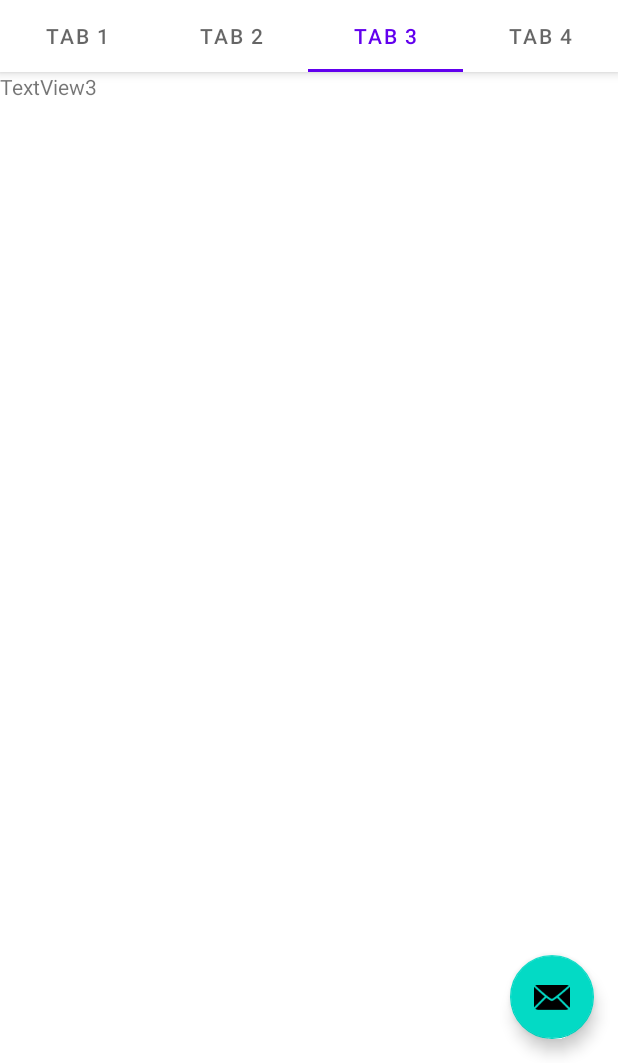
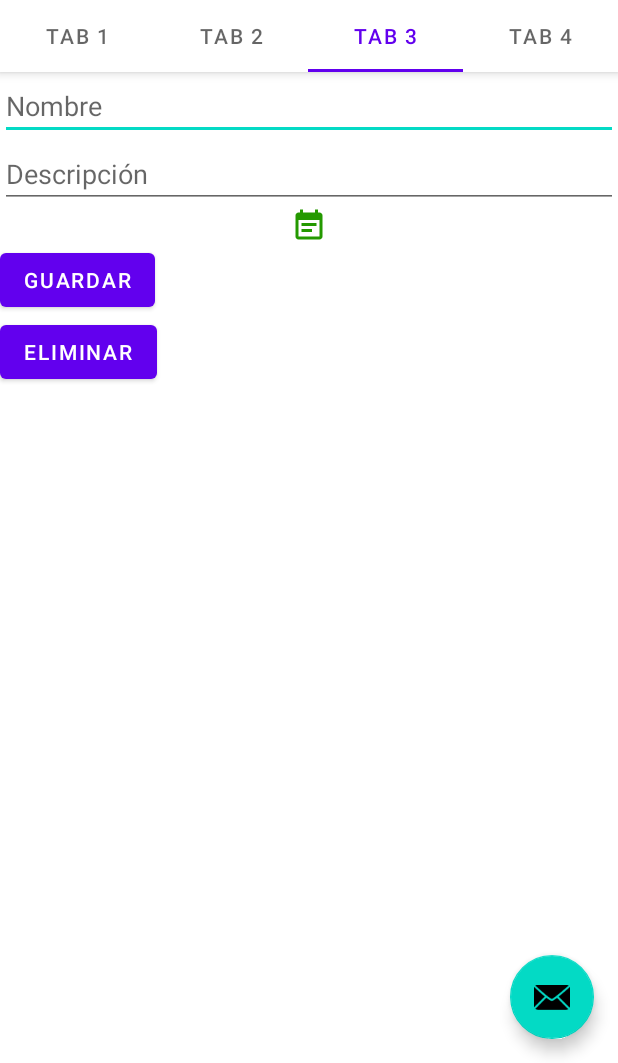
Before and after one commit to Braki8/AppBDSqlite, an Android app: the screen it shows after launch (MainActivity), tab 3 chosen, on a phone screen of 412 x 824 dp, the part 173-1236 px from its top. Run offline under Robolectric (Android 15) with nearby library versions, the phone set to English and light mode, and no system bars.

Commit message:
En esta version se se muestra la lista con mis imagenes

```diff
--- a/app/src/main/java/com/example/tabs9/BaseDatos.java
+++ b/app/src/main/java/com/example/tabs9/BaseDatos.java
@@ -6,25 +6,22 @@ import android.database.sqlite.SQLiteOpenHelper;
 
 import androidx.annotation.Nullable;
 
-public class BaseDatos  extends SQLiteOpenHelper {
+public class BaseDatos extends SQLiteOpenHelper {
 
-    String crear = "Create table cliente(id integer primary key autoincrement, nombre text)";
+    String crear = "CREATE TABLE cliente(id INTEGER PRIMARY KEY AUTOINCREMENT, nombre TEXT, descripcion TEXT, imagen BLOB)";
 
-    public BaseDatos(Context context, String name,  SQLiteDatabase.CursorFactory factory, int version) {
+    public BaseDatos(Context context, String name, SQLiteDatabase.CursorFactory factory, int version) {
         super(context, name, factory, version);
     }
 
     @Override
     public void onCreate(SQLiteDatabase db) {
         db.execSQL(crear);
-
     }
 
     @Override
     public void onUpgrade(SQLiteDatabase db, int oldVersion, int newVersion) {
-        db.execSQL("Drop table if exists cliente");
+        db.execSQL("DROP TABLE IF EXISTS cliente");
         db.execSQL(crear);
-
-
     }
 }
--- /dev/null
+++ b/app/src/main/java/com/example/tabs9/CustomAdapter.java
@@ -0,0 +1,63 @@
+package com.example.tabs9;
+
+import android.content.Context;
+import android.graphics.Bitmap;
+import android.graphics.BitmapFactory;
+import android.view.LayoutInflater;
+import android.view.View;
+import android.view.ViewGroup;
+import android.widget.ImageView;
+import android.widget.TextView;
+
+import androidx.annotation.NonNull;
+import androidx.recyclerview.widget.RecyclerView;
+
+import java.util.List;
+
+public class CustomAdapter extends RecyclerView.Adapter<CustomAdapter.ViewHolder> {
+
+    private Context context;
+    private List<Cliente> clienteList;
+
+    public CustomAdapter(Context context, List<Cliente> clienteList) {
+        this.context = context;
+        this.clienteList = clienteList;
+    }
+
+    @NonNull
+    @Override
+    public ViewHolder onCreateViewHolder(@NonNull ViewGroup parent, int viewType) {
+        View view = LayoutInflater.from(context).inflate(R.layout.item_row, parent, false);
+        return new ViewHolder(view);
+    }
+
+    @Override
+    public void onBindViewHolder(@NonNull ViewHolder holder, int position) {
+        Cliente cliente = clienteList.get(position);
+
+        holder.tvNombre.setText(cliente.getNombre());
+        holder.tvDescripcion.setText(cliente.getDescripcion());
+
+        byte[] imagenBytes = cliente.getImagen();
+        Bitmap imagen = BitmapFactory.decodeByteArray(imagenBytes, 0, imagenBytes.length);
+        holder.imgPreview.setImageBitmap(imagen);
+    }
+
+    @Override
+    public int getItemCount() {
+        return clienteList.size();
+    }
+
+    public class ViewHolder extends RecyclerView.ViewHolder {
+        TextView tvNombre;
+        TextView tvDescripcion;
+        ImageView imgPreview;
+
+        public ViewHolder(@NonNull View itemView) {
+            super(itemView);
+            tvNombre = itemView.findViewById(R.id.tvNombre);
+            tvDescripcion = itemView.findViewById(R.id.tvDescripcion);
+            imgPreview = itemView.findViewById(R.id.imgPreview);
+        }
+    }
+}
--- a/app/src/main/java/com/example/tabs9/tab2.java
+++ b/app/src/main/java/com/example/tabs9/tab2.java
@@ -2,45 +2,72 @@ package com.example.tabs9;
 
 import android.database.Cursor;
 import android.database.sqlite.SQLiteDatabase;
+import android.graphics.Bitmap;
+import android.graphics.BitmapFactory;
 import android.os.Bundle;
 import android.view.LayoutInflater;
 import android.view.View;
 import android.view.ViewGroup;
 import android.widget.EditText;
+import android.widget.ImageView;
+import android.widget.LinearLayout;
 import android.widget.TextView;
 
 import androidx.annotation.NonNull;
 import androidx.annotation.Nullable;
 import androidx.fragment.app.Fragment;
+import androidx.recyclerview.widget.LinearLayoutManager;
+import androidx.recyclerview.widget.RecyclerView;
+
+import java.io.ByteArrayOutputStream;
+import java.util.ArrayList;
+import java.util.List;
 
 public class tab2 extends Fragment {
 
     SQLiteDatabase db;
-    TextView tv;
+    RecyclerView recyclerView;
+    CustomAdapter adapter;
 
     @Nullable
     @Override
     public View onCreateView(@NonNull LayoutInflater inflater, @Nullable ViewGroup container, @Nullable Bundle savedInstanceState) {
-        View view = inflater.inflate(R.layout.xml2, container, false);
+        View view = inflater.inflate(R.layout.fragment_tab2, container, false);
 
-        tv = view.findViewById(R.id.tv);
+        recyclerView = view.findViewById(R.id.recyclerView);
 
-        BaseDatos con = new BaseDatos(getActivity(), "Usuarios2", null, 2);
+        BaseDatos con = new BaseDatos(getActivity(), "Usuarios4", null, 4);
         db = con.getWritableDatabase();
 
-        // Ejemplo para ver los datos de mi tabla en textview
-        Cursor c = db.rawQuery("SELECT id, nombre FROM cliente", null);
+        // Obtener los datos de la tabla cliente
+        Cursor c = db.rawQuery("SELECT id, nombre, descripcion, imagen FROM cliente", null);
+
+        List<Cliente> clienteList = new ArrayList<>();
+
         if (c.moveToFirst()) {
-            tv.append("\n\n");
             do {
                 int id = c.getInt(0);
                 String nombre = c.getString(1);
-                tv.append("id: " + id + " nombre: " + nombre + "\n");
+                String descripcion = c.getString(2);
+                byte[] imagenBytes = c.getBlob(3);
+                Bitmap imagen = BitmapFactory.decodeByteArray(imagenBytes, 0, imagenBytes.length);
+
+                ByteArrayOutputStream stream = new ByteArrayOutputStream();
+                imagen.compress(Bitmap.CompressFormat.PNG, 100, stream);
+                byte[] bytesImagen = stream.toByteArray();
+
+                Cliente cliente = new Cliente(id, nombre, descripcion, bytesImagen);
+                clienteList.add(cliente);
+
             } while (c.moveToNext());
-            tv.append("\nYa termino!\n");
         }
 
         c.close();
+
+        // Configurar el RecyclerView y el adaptador
+        recyclerView.setLayoutManager(new LinearLayoutManager(getActivity()));
+        adapter = new CustomAdapter(getActivity(), clienteList);
+        recyclerView.setAdapter(adapter);
 
         return view;
     }
--- /dev/null
+++ b/app/src/main/res/drawable/baseline_event_note_24.xml
@@ -0,0 +1,5 @@
+<vector android:autoMirrored="true" android:height="24dp"
+    android:tint="#249900" android:viewportHeight="24"
+    android:viewportWidth="24" android:width="24dp" xmlns:android="http://schemas.android.com/apk/res/android">
+    <path android:fillColor="@android:color/white" android:pathData="M17,10L7,10v2h10v-2zM19,3h-1L18,1h-2v2L8,3L8,1L6,1v2L5,3c-1.11,0 -1.99,0.9 -1.99,2L3,19c0,1.1 0.89,2 2,2h14c1.1,0 2,-0.9 2,-2L21,5c0,-1.1 -0.9,-2 -2,-2zM19,19L5,19L5,8h14v11zM14,14L7,14v2h7v-2z"/>
+</vector>
--- /dev/null
+++ b/app/src/main/res/drawable/baseline_image_24.xml
@@ -0,0 +1,5 @@
+<vector android:height="24dp" android:tint="#249900"
+    android:viewportHeight="24" android:viewportWidth="24"
+    android:width="24dp" xmlns:android="http://schemas.android.com/apk/res/android">
+    <path android:fillColor="@android:color/white" android:pathData="M21,19V5c0,-1.1 -0.9,-2 -2,-2H5c-1.1,0 -2,0.9 -2,2v14c0,1.1 0.9,2 2,2h14c1.1,0 2,-0.9 2,-2zM8.5,13.5l2.5,3.01L14.5,12l4.5,6H5l3.5,-4.5z"/>
+</vector>
--- /dev/null
+++ b/app/src/main/res/drawable/notes.xml
@@ -0,0 +1,5 @@
+<vector android:autoMirrored="true" android:height="24dp"
+    android:tint="#FF3737" android:viewportHeight="24"
+    android:viewportWidth="24" android:width="24dp" xmlns:android="http://schemas.android.com/apk/res/android">
+    <path android:fillColor="@android:color/white" android:pathData="M19,3H4.99C3.89,3 3,3.9 3,5l0.01,14c0,1.1 0.89,2 1.99,2h10l6,-6V5C21,3.9 20.1,3 19,3zM7,8h10v2H7V8zM12,14H7v-2h5V14zM14,19.5V14h5.5L14,19.5z"/>
+</vector>
--- /dev/null
+++ b/app/src/main/res/layout/fragment_tab2.xml
@@ -0,0 +1,5 @@
+<?xml version="1.0" encoding="utf-8"?>
+<androidx.recyclerview.widget.RecyclerView xmlns:android="http://schemas.android.com/apk/res/android"
+    android:id="@+id/recyclerView"
+    android:layout_width="match_parent"
+    android:layout_height="match_parent" />
--- a/app/src/main/res/layout/xml1.xml
+++ b/app/src/main/res/layout/xml1.xml
@@ -29,7 +29,7 @@
             android:layout_gravity="center_horizontal"
             android:layout_marginTop="16dp"
             android:scaleType="centerCrop"
-            android:src="@drawable/addpeopleblue" />
+            android:src="@drawable/baseline_image_24" />
 
         <!-- Campo de entrada para el título -->
         <EditText
@@ -37,7 +37,6 @@
             android:layout_width="match_parent"
             android:layout_height="wrap_content"
             android:layout_marginTop="16dp"
-            android:text="1"
             android:hint="Título" />
 
         <!-- Campo de entrada para la descripción -->
--- a/app/src/main/res/layout/xml3.xml
+++ b/app/src/main/res/layout/xml3.xml
@@ -1,21 +1,39 @@
 <?xml version="1.0" encoding="utf-8"?>
-<androidx.constraintlayout.widget.ConstraintLayout xmlns:android="http://schemas.android.com/apk/res/android"
-    xmlns:tools="http://schemas.android.com/tools"
+<!-- edit_fragment.xml -->
+
+<LinearLayout xmlns:android="http://schemas.android.com/apk/res/android"
     android:layout_width="match_parent"
-    android:layout_height="match_parent">
+    android:layout_height="match_parent"
+    android:orientation="vertical">
 
-    <LinearLayout
-        android:layout_width="409dp"
-        android:layout_height="729dp"
-        android:orientation="horizontal"
-        tools:layout_editor_absoluteX="1dp"
-        tools:layout_editor_absoluteY="1dp">
+    <EditText
+        android:id="@+id/etNombre"
+        android:layout_width="match_parent"
+        android:layout_height="wrap_content"
+        android:hint="Nombre" />
 
-        <TextView
-            android:id="@+id/textView3"
-            android:layout_width="wrap_content"
-            android:layout_height="wrap_content"
-            android:layout_weight="1"
-            android:text="TextView3" />
-    </LinearLayout>
-</androidx.constraintlayout.widget.ConstraintLayout>
+    <EditText
+        android:id="@+id/etDescripcion"
+        android:layout_width="match_parent"
+        android:layout_height="wrap_content"
+        android:hint="Descripción" />
+
+    <ImageView
+        android:id="@+id/imgPreview"
+        android:layout_width="match_parent"
+        android:layout_height="wrap_content"
+        android:src="@drawable/baseline_event_note_24" />
+
+    <Button
+        android:id="@+id/btnGuardar"
+        android:layout_width="wrap_content"
+        android:layout_height="wrap_content"
+        android:text="Guardar" />
+
+    <Button
+        android:id="@+id/btnEliminar"
+        android:layout_width="wrap_content"
+        android:layout_height="wrap_content"
+        android:text="Eliminar" />
+
+</LinearLayout>
```
Also changed, not shown: app/src/main/java/com/example/tabs9/Cliente.java (added, +31 -0 lines), app/src/main/java/com/example/tabs9/tab1.java (+38 -6 lines), app/src/main/res/layout/item_row.xml (added, +36 -0 lines), app/src/main/res/layout/xml2.xml (deleted, +0 -30 lines).
